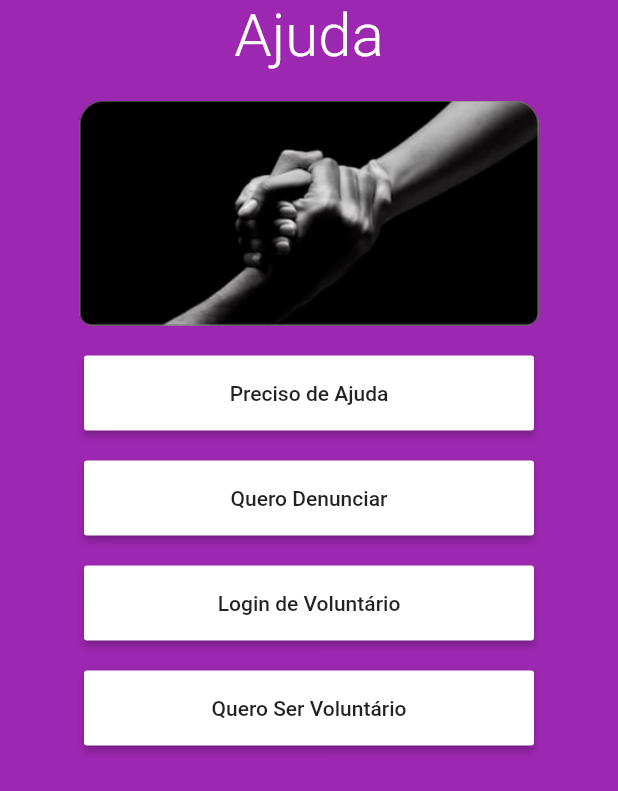
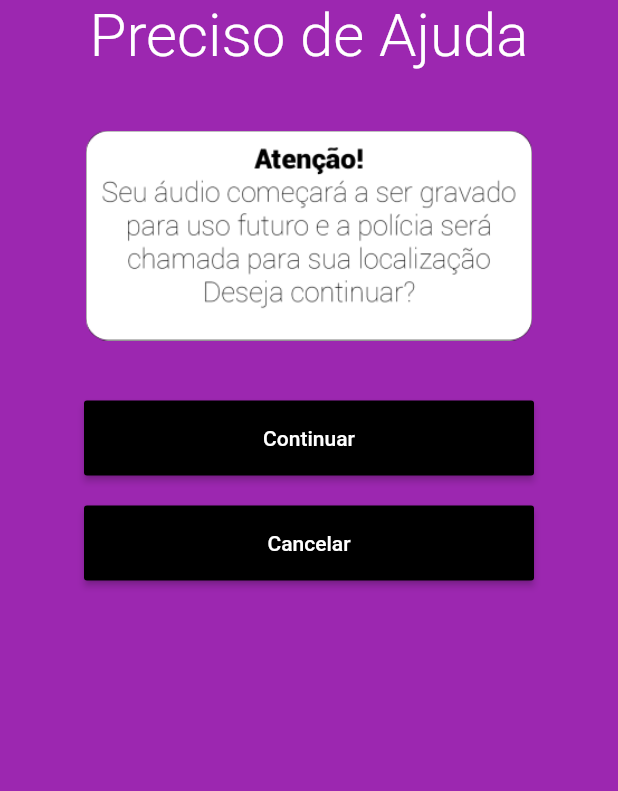
Before and after one commit to PyFriendsOficial/App-Frigga, a Flutter app: the HelpTab widget shown alone on an empty page, opened directly, after a tap on "Preciso de Ajuda", on a phone screen of 412 x 824 dp. Shown: the top 791 px of the screen. Run offline on Flutter 3.47's test engine with Material 2 defaults, Android fonts, the phone set to English and light mode, and no system bars; missing offline and left inert: flutter_audio_recorder.

Commit message:
Subindo a página de ajuda com o botão ajuda funcionando

```diff
--- a/lib/screens/fake_page.dart
+++ b/lib/screens/fake_page.dart
@@ -1,7 +1,7 @@
 import 'package:app_violencia/tabs/fake_tab.dart';
 import 'package:app_violencia/tabs/help_tab.dart';
 import 'package:flutter/material.dart';
-import 'package:flutter_staggered_grid_view/flutter_staggered_grid_view.dart';
+
 
 class FakePage extends StatelessWidget {
   final _pageController = PageController();
--- /dev/null
+++ b/lib/screens/help_page.dart
@@ -0,0 +1,114 @@
+import 'package:app_violencia/screens/fake_page.dart';
+import 'package:app_violencia/screens/loading_page.dart';
+import 'package:app_violencia/tabs/help_tab.dart';
+import 'package:flutter/material.dart';
+import 'package:flutter_audio_recorder/flutter_audio_recorder.dart';
+
+
+class HelpScreen extends StatefulWidget {
+  @override
+  _HelpScreenState createState() => _HelpScreenState();
+}
+
+class _HelpScreenState extends State<HelpScreen> {
+
+
+  PageController _controller;
+
+
+
+  @override
+  Widget build(BuildContext context) {
+    return Container(
+      color: Colors.purple,
+      child:
+      ListView(
+        children: <Widget>[
+          Align(
+            child: Text(
+              "Preciso de Ajuda",
+              style: TextStyle(
+                decoration: TextDecoration.none,
+                color: Colors.white,
+                fontSize: 40.0,
+                fontFamily: "roboto",
+                fontWeight: FontWeight.w300
+              ),
+              ),
+          ),
+          SizedBox(height: 40,),
+          SizedBox(
+            height: 140.0,
+            child:
+            Image.asset(
+              "assets/atencao.png"
+            ),
+          ),
+          SizedBox(height: 40,),
+          Align(
+            child:
+            ButtonTheme(
+                buttonColor: Colors.black,
+                minWidth: 300.0,
+                height: 50.0,
+                child: RaisedButton(
+                onPressed: () {
+                  _searchHelp();
+                  print(_startRecording());
+                  Navigator.of(context).push(MaterialPageRoute(builder: (context)=> LoadingPage()));
+                },
+                child: Text(
+                  "Continuar",
+                  style: TextStyle(
+                    color: Colors.white,
+                  ),
+                  ),
+              ),
+            ),
+          ),
+          SizedBox(height: 20.0,),
+          Align(
+            child:
+            ButtonTheme(
+                buttonColor: Colors.black,
+                minWidth: 300.0,
+                height: 50.0,
+                child: RaisedButton(
+                onPressed: () {
+                  Navigator.of(context).push(MaterialPageRoute(builder: (context)=> HelpTab()));
+                },
+                child: Text(
+                  "Cancelar",
+                  style: TextStyle(
+                    color: Colors.white,
+                  ),
+                  ),
+              ),
+            ),
+          ),
+        ],
+      ),
+    );
+  }
+
+
+  void _searchHelp(){
+    print("A função de ajuda é aqui");
+
+  }
+
+
+  // ignore: missing_return
+  Future<Recording> _startRecording() async {
+    bool hasPermission = await FlutterAudioRecorder.hasPermissions;
+    if(hasPermission){
+      var recorder = FlutterAudioRecorder("assets/audios.mp4"); // .wav .aac .m4a
+      await recorder.start();
+      var recording = await recorder.current(channel: 0);
+
+      return recording;
+    }
+
+  }
+
+}
--- /dev/null
+++ b/lib/screens/loading_page.dart
@@ -0,0 +1,22 @@
+import 'package:flutter/material.dart';
+
+class LoadingPage extends StatefulWidget {
+  @override
+  _LoadingPageState createState() => _LoadingPageState();
+}
+
+class _LoadingPageState extends State<LoadingPage> {
+  @override
+  Widget build(BuildContext context) {
+    return Container(
+      child:
+      Center(
+        child: CircularProgressIndicator(),
+      )
+    );
+  }
+
+
+
+
+}
--- a/lib/tabs/help_tab.dart
+++ b/lib/tabs/help_tab.dart
@@ -1,3 +1,4 @@
+import 'package:app_violencia/screens/help_page.dart';
 import 'package:flutter/material.dart';
 
 
@@ -32,53 +33,75 @@ class HelpTab extends StatelessWidget {
             child: Image.asset("assets/Ajuda1.png"),
           ),
           SizedBox(
-              height: 20.0,
+              height: 40.0,
             ),
           Column(
             children: <Widget>[
               ButtonTheme(
-                buttonColor: Colors.white,
+                buttonColor: Colors.black,
                 minWidth: 300.0,
                 height: 50.0,
                 child: RaisedButton(
-                onPressed: () {},
-                child: Text("Preciso de Ajuda"),
+                onPressed: () {
+                  Navigator.of(context).push(MaterialPageRoute(builder: (context)=> HelpScreen()));
+                },
+                child: Text(
+                  "Preciso de Ajuda",
+                  style: TextStyle(
+                    color: Colors.white,
+                  ),
+                  ),
               ),
             ),
             SizedBox(
               height: 20.0,
             ),
               ButtonTheme(
-                buttonColor: Colors.white,
+                buttonColor: Colors.black,
                 minWidth: 300.0,
                 height: 50.0,
                 child: RaisedButton(
                 onPressed: () {},
-                child: Text("Quero Denunciar"),
+                child: Text(
+                  "Quero Denunciar",
+                  style: TextStyle(
+                    color: Colors.white,
+                  ),
+                  ),
               ),
             ),
             SizedBox(
               height: 20.0,
             ),
               ButtonTheme(
-                buttonColor: Colors.white,
+                buttonColor: Colors.black,
                 minWidth: 300.0,
                 height: 50.0,
                 child: RaisedButton(
                 onPressed: () {},
-                child: Text("Login de Voluntário"),
+                child: Text(
+                  "Login de Voluntário",
+                  style: TextStyle(
+                    color: Colors.white,
+                  ),
+                  ),
               ),
             ),
             SizedBox(
               height: 20.0,
             ),
               ButtonTheme(
-                buttonColor: Colors.white,
+                buttonColor: Colors.black,
                 minWidth: 300.0,
                 height: 50.0,
                 child: RaisedButton(
                 onPressed: () {},
-                child: Text("Quero Ser Voluntário"),
+                child: Text(
+                  "Quero Ser Voluntário",
+                  style: TextStyle(
+                    color: Colors.white,
+                  ),
+                  ),
               ),
             ),
             ],
--- a/pubspec.yaml
+++ b/pubspec.yaml
@@ -30,6 +30,8 @@ dependencies:
   scoped_model: ^1.0.1
   firebase_auth: ^0.11.1+12
   url_launcher: ^5.1.1
+  audio_recorder: ^1.0.2
+  flutter_audio_recorder: ^0.5.5
 
 
 
@@ -50,6 +52,8 @@ flutter:
   assets:
     - assets/solidas.png
     - assets/Ajuda1.png
+    - assets/atencao.png
+    - assets/audios/audio.mp4
 
   # The following line ensures that the Material Icons font is
   # included with your application, so that you can use the icons in
```
Also changed, not shown: assets/atencao.png (added), pubspec.lock, 3 other files.
